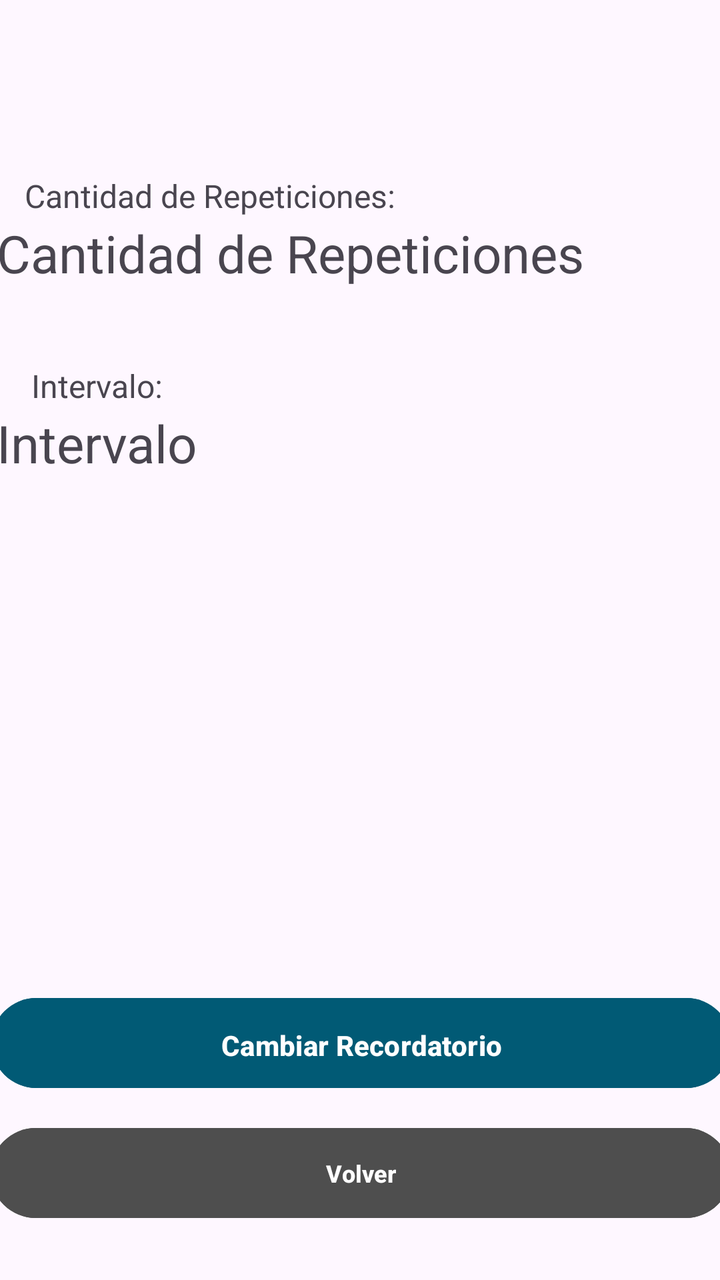
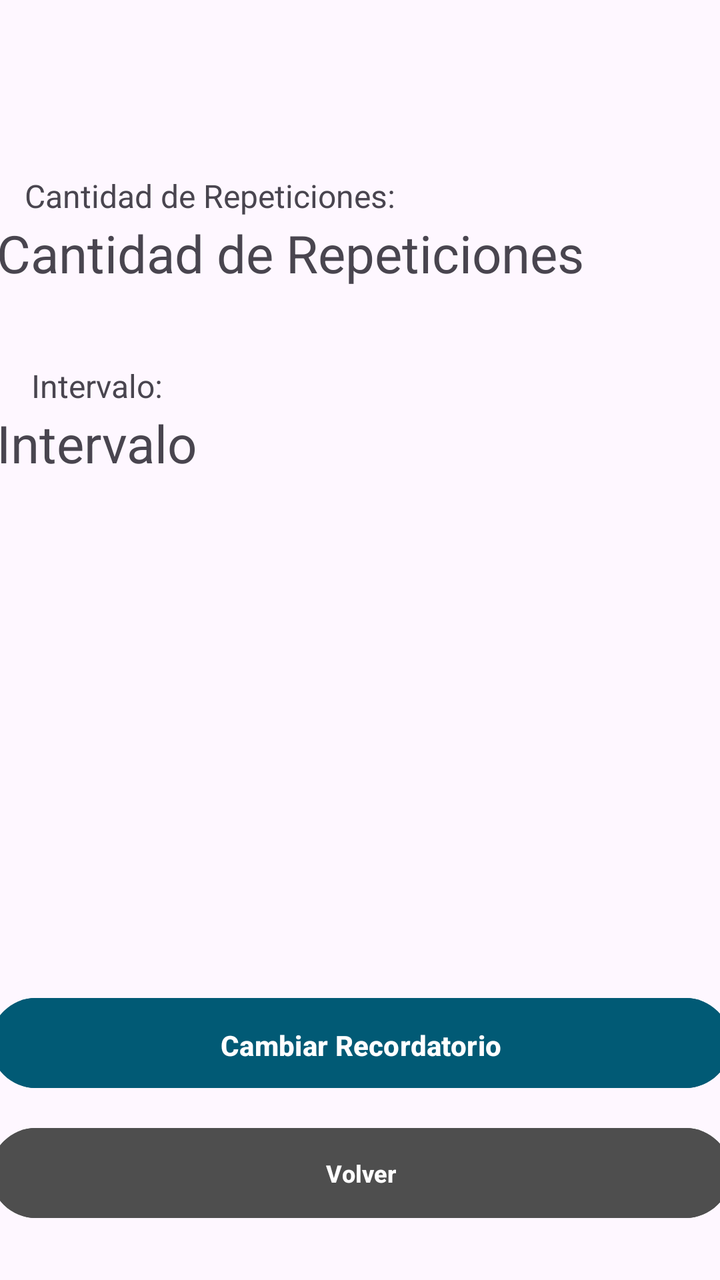

Screens rendered from an Android XML layout before and after an edit, with the pre-edit source and the edit as a unified diff.
<!-- AndroidManifest.xml: application theme Theme.MobilesVC -->
<!-- res/layout/recordatorio_view.xml -->
<?xml version="1.0" encoding="utf-8"?>
<androidx.constraintlayout.widget.ConstraintLayout xmlns:android="http://schemas.android.com/apk/res/android"
    xmlns:app="http://schemas.android.com/apk/res-auto"
    xmlns:tools="http://schemas.android.com/tools"
    android:layout_width="match_parent"
    android:layout_height="match_parent">

    <androidx.constraintlayout.widget.ConstraintLayout
        android:layout_width="match_parent"
        android:layout_height="match_parent">

        <TextView
            android:id="@+id/textView46"
            android:layout_width="200dp"
            android:layout_height="22dp"
            android:text="Cantidad de Repeticiones:"
            android:textSize="16sp"
            app:layout_constraintBottom_toTopOf="@+id/vCantidad"
            app:layout_constraintEnd_toEndOf="parent"
            app:layout_constraintHorizontal_bias="0.077"
            app:layout_constraintStart_toStartOf="parent" />

        <TextView
            android:id="@+id/vIntervalo"
            android:layout_width="364dp"
            android:layout_height="50dp"
            android:layout_marginBottom="241dp"
            android:text="Intervalo"
            android:textSize="26sp"
            app:layout_constraintBottom_toTopOf="@+id/vToEditRecordatorio"
            app:layout_constraintEnd_toEndOf="parent"
            app:layout_constraintStart_toStartOf="parent" />

        <Button
            android:id="@+id/vToEditRecordatorio"
            android:layout_width="370dp"
            android:layout_height="53dp"
            android:layout_marginBottom="12dp"
            android:backgroundTint="#015A75"
            android:paddingVertical="14dp"
            android:text="Cambiar Recordatorio"
            android:textStyle="bold"
            app:layout_constraintBottom_toTopOf="@+id/vVolverRecordatorio"
            app:layout_constraintEnd_toEndOf="parent"
            app:layout_constraintHorizontal_bias="0.487"
            app:layout_constraintStart_toStartOf="parent" />

        <TextView
            android:id="@+id/textView5"
            android:layout_width="wrap_content"
            android:layout_height="wrap_content"
            android:layout_marginStart="133dp"
            android:layout_marginTop="51dp"
            android:layout_marginEnd="133dp"
            android:layout_marginBottom="114dp"
            android:fontFamily="sans-serif"
            android:text="Recordatorio"
            android:textColor="#000000"
            android:textStyle="bold|italic"
            app:layout_constraintBottom_toTopOf="@+id/vCantidad"
            app:layout_constraintEnd_toEndOf="parent"
            app:layout_constraintStart_toStartOf="parent"
            app:layout_constraintTop_toTopOf="parent"
            tools:textSize="26sp" />

        <Button
            android:id="@+id/vVolverRecordatorio"
            android:layout_width="370dp"
            android:layout_height="53dp"
            android:layout_marginHorizontal="24dp"
            android:layout_marginStart="21dp"
            android:layout_marginEnd="21dp"
            android:layout_marginBottom="27dp"
            android:backgroundTint="#4E4E4E"
            android:paddingVertical="10dp"
            android:text="Volver"
            android:textSize="12sp"
            android:textStyle="bold"
            android:visibility="visible"
            app:layout_constraintBottom_toBottomOf="parent"
            app:layout_constraintEnd_toEndOf="parent"
            app:layout_constraintStart_toStartOf="parent" />

        <TextView
            android:id="@+id/vCantidad"
            android:layout_width="364dp"
            android:layout_height="50dp"
            android:layout_marginBottom="45dp"
            android:text="Cantidad de Repeticiones"
            android:textSize="26sp"
            app:layout_constraintBottom_toTopOf="@+id/vIntervalo"
            app:layout_constraintEnd_toEndOf="parent"
            app:layout_constraintStart_toStartOf="parent" />

        <TextView
            android:id="@+id/textView47"
            android:layout_width="100dp"
            android:layout_height="22dp"
            android:text="Intervalo:"
            android:textSize="16sp"
            app:layout_constraintBottom_toTopOf="@+id/vIntervalo"
            app:layout_constraintEnd_toEndOf="parent"
            app:layout_constraintHorizontal_bias="0.06"
            app:layout_constraintStart_toStartOf="parent" />

    </androidx.constraintlayout.widget.ConstraintLayout>

</androidx.constraintlayout.widget.ConstraintLayout>
<!-- resources referenced by this layout -->
<resources>
  <style name="Theme.MobilesVC" parent="Base.Theme.MobilesVC" />
  <style name="Base.Theme.MobilesVC" parent="Theme.Material3.DayNight.NoActionBar">
          
          
      </style>
</resources>

<!-- the commit's change to res/layout/recordatorio_view.xml (unified diff, before → after) -->
@@ -42,7 +42,7 @@
             android:textStyle="bold"
             app:layout_constraintBottom_toTopOf="@+id/vVolverRecordatorio"
             app:layout_constraintEnd_toEndOf="parent"
-            app:layout_constraintHorizontal_bias="0.487"
+            app:layout_constraintHorizontal_bias="0.5"
             app:layout_constraintStart_toStartOf="parent" />
 
         <TextView
